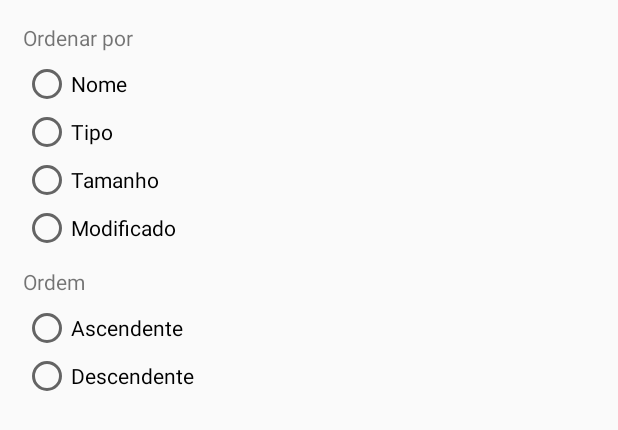
After one commit to luan-silveira/SaveFile, an Android app: the layout layout_ordernar.xml on its own in the app's theme, with its tools: preview values and no code run, on a phone screen of 412 x 824 dp. The commit adds this screen. Shown: the top 430 px of the screen. Run offline under Robolectric (Android 15) with nearby library versions, the phone set to English and light mode, and no system bars.

Commit message:
Alteração do layout de Dialog.Alert para DarkActionBar para incluir o menu de opções de visualização de arquivos (ordem por nome, tamanho, etc. e visualização de arquivos ocultos)

```diff
--- a/app/src/main/AndroidManifest.xml
+++ b/app/src/main/AndroidManifest.xml
@@ -14,8 +14,9 @@
         android:supportsRtl="true"
         android:theme="@style/AppTheme"
         tools:ignore="GoogleAppIndexingWarning">
-        <activity android:name=".MainActivity"
-            android:theme="@style/Theme.AppCompat.Light.Dialog.Alert">
+        <activity android:name=".MainActivity">
+<!--            android:theme="@style/Theme.AppCompat.Light.Dialog.Alert"-->
+
             <intent-filter
                 android:label="Salvar arquivo">
 
--- /dev/null
+++ b/app/src/main/res/layout/layout_ordernar.xml
@@ -0,0 +1,76 @@
+<?xml version="1.0" encoding="utf-8"?>
+<LinearLayout xmlns:android="http://schemas.android.com/apk/res/android"
+    android:orientation="vertical" android:layout_width="match_parent"
+    android:layout_height="wrap_content"
+    android:padding="15dp">
+
+    <TextView
+        android:layout_width="match_parent"
+        android:layout_height="wrap_content"
+        android:text="Ordenar por"
+        android:labelFor="@id/rgOrdenar"
+        android:layout_marginBottom="5dp"
+        />
+
+    <RadioGroup android:id="@+id/rgOrdenar"
+        android:layout_width="match_parent"
+        android:layout_height="wrap_content"
+        android:layout_marginBottom="10dp">
+
+        <RadioButton
+            android:layout_width="wrap_content"
+            android:layout_height="wrap_content"
+            android:layout_marginEnd="10dp"
+            android:tag="N"
+            android:text="Nome" />
+
+        <RadioButton
+            android:layout_width="wrap_content"
+            android:layout_height="wrap_content"
+            android:layout_marginEnd="10dp"
+            android:tag="T"
+            android:text="Tipo" />
+
+        <RadioButton
+            android:layout_width="wrap_content"
+            android:layout_height="wrap_content"
+            android:layout_marginEnd="10dp"
+            android:tag="S"
+            android:text="Tamanho" />
+
+        <RadioButton
+            android:layout_width="wrap_content"
+            android:layout_height="wrap_content"
+            android:tag="M"
+            android:text="Modificado" />
+
+    </RadioGroup>
+
+    <TextView
+        android:layout_width="match_parent"
+        android:layout_height="wrap_content"
+        android:text="Ordem"
+        android:labelFor="@id/rgOrdenar"
+        android:layout_marginBottom="5dp"
+        />
+
+    <RadioGroup android:id="@+id/rgOrdem"
+        android:layout_width="match_parent"
+        android:layout_height="wrap_content">
+
+        <RadioButton
+            android:layout_width="wrap_content"
+            android:layout_height="wrap_content"
+            android:layout_marginEnd="10dp"
+            android:tag="asc"
+            android:text="Ascendente" />
+
+        <RadioButton
+            android:layout_width="wrap_content"
+            android:layout_height="wrap_content"
+            android:tag="desc"
+            android:text="Descendente" />
+
+    </RadioGroup>
+
+</LinearLayout>
--- a/app/src/main/res/values/colors.xml
+++ b/app/src/main/res/values/colors.xml
@@ -1,6 +1,6 @@
 <?xml version="1.0" encoding="utf-8"?>
 <resources>
-    <color name="colorPrimary">#DB920B</color>
-    <color name="colorPrimaryDark">#885C07</color>
+    <color name="colorPrimary">#515BE0</color>
+    <color name="colorPrimaryDark">#515BE0</color>
     <color name="colorAccent">#1BB2D8</color>
 </resources>
```
Also changed, not shown: app/src/main/java/br/com/luansilveira/savefile/MainActivity.java (+131 -7 lines), app/src/main/java/br/com/luansilveira/savefile/utils/Arquivo.java (+3 -4 lines), app/src/main/res/menu/main.xml (added, +12 -0 lines).
